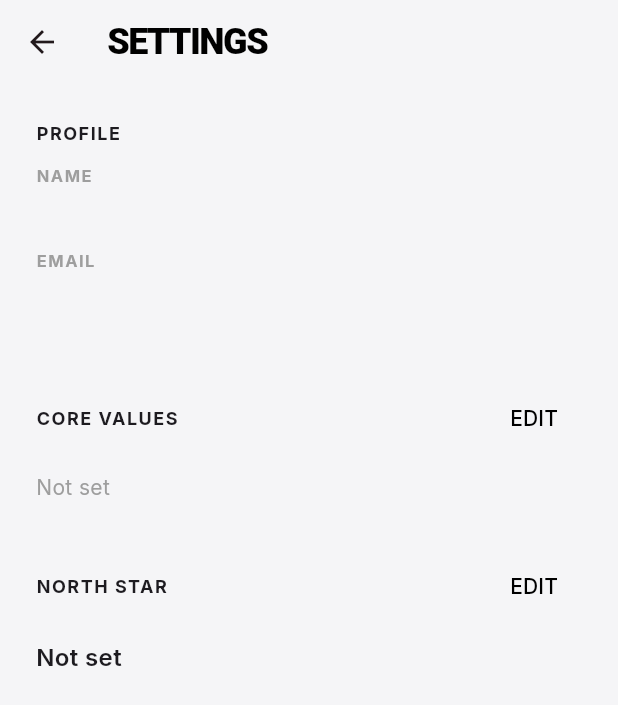
After one commit to mcho868/protocol, a Flutter app: the SettingsPage screen opened by its route, on a phone screen of 412 x 824 dp. The commit adds this screen. Shown: the top 705 px of the screen. Run offline on Flutter 3.47's test engine with Material 3 defaults, Android fonts, the phone set to English and light mode, and no system bars; our stand-ins replace connectivity_plus, flutter_dotenv, flutter_local_notifications, flutter_markdown, google_fonts, google_sign_in and 5 more; accounts and stored records are empty; generated files the repository leaves out were written again.

Commit message:
onboarding page, settings page, db save

```diff
--- /dev/null
+++ b/lib/core/services/sync_listener.dart
@@ -0,0 +1,24 @@
+import 'dart:async';
+import 'package:flutter/material.dart';
+import 'package:hooks_riverpod/hooks_riverpod.dart';
+import 'auth_service.dart';
+import 'sync_repository.dart';
+
+class SyncListener extends ConsumerWidget {
+  final Widget child;
+
+  const SyncListener({super.key, required this.child});
+
+  @override
+  Widget build(BuildContext context, WidgetRef ref) {
+    ref.listen(authStateProvider, (prev, next) {
+      final prevUserId = prev?.value?.session?.user.id;
+      final nextUserId = next.value?.session?.user.id;
+      if (nextUserId != null && nextUserId != prevUserId) {
+        unawaited(ref.read(syncRepositoryProvider).syncAll());
+      }
+    });
+
+    return child;
+  }
+}
--- /dev/null
+++ b/lib/features/settings/views/settings_page.dart
@@ -0,0 +1,90 @@
+import 'package:flutter/material.dart';
+import 'package:hooks_riverpod/hooks_riverpod.dart';
+import 'package:supabase_flutter/supabase_flutter.dart';
+import '../../onboarding/views/onboarding_page.dart';
+import '../providers/settings_provider.dart';
+import '../widgets/settings_item.dart';
+import '../widgets/settings_section.dart';
+import '../widgets/settings_value_list.dart';
+
+class SettingsPage extends ConsumerWidget {
+  const SettingsPage({super.key});
+
+  @override
+  Widget build(BuildContext context, WidgetRef ref) {
+    final settingsAsync = ref.watch(settingsControllerProvider);
+    final user = Supabase.instance.client.auth.currentUser;
+    final name = _displayName(user);
+    final email = user?.email ?? 'Unknown';
+
+    return Scaffold(
+      appBar: AppBar(
+        title: const Text('SETTINGS'),
+      ),
+      body: settingsAsync.when(
+        data: (contextData) {
+          final coreValues = contextData?.coreValues ?? [];
+          final northStar = contextData?.northStarMetric ?? 'Not set';
+
+          return ListView(
+            padding: const EdgeInsets.all(24),
+            children: [
+              SettingsSection(
+                title: 'PROFILE',
+                child: Column(
+                  crossAxisAlignment: CrossAxisAlignment.start,
+                  children: [
+                    SettingsItem(label: 'Name', value: name),
+                    SettingsItem(label: 'Email', value: email),
+                  ],
+                ),
+              ),
+              const SizedBox(height: 32),
+              SettingsSection(
+                title: 'CORE VALUES',
+                actionText: 'EDIT',
+                onAction: () => _editContext(context, coreValues, northStar),
+                child: SettingsValueList(values: coreValues),
+              ),
+              const SizedBox(height: 32),
+              SettingsSection(
+                title: 'NORTH STAR',
+                actionText: 'EDIT',
+                onAction: () => _editContext(context, coreValues, northStar),
+                child: Text(
+                  northStar,
+                  style: const TextStyle(fontSize: 16, fontWeight: FontWeight.w600),
+                ),
+              ),
+            ],
+          );
+        },
+        loading: () => const Center(child: CircularProgressIndicator()),
+        error: (err, stack) => Center(child: Text('Error: $err')),
+      ),
+    );
+  }
+
+  String _displayName(User? user) {
+    final metadata = user?.userMetadata ?? {};
+    final name = metadata['full_name'] ?? metadata['name'];
+    if (name is String && name.trim().isNotEmpty) return name.trim();
+    return user?.email ?? 'User';
+  }
+
+  void _editContext(
+    BuildContext context,
+    List<String> coreValues,
+    String northStar,
+  ) {
+    Navigator.of(context).push(
+      MaterialPageRoute(
+        builder: (_) => OnboardingPage(
+          prefillCoreValues: coreValues,
+          prefillNorthStarMetric: northStar == 'Not set' ? null : northStar,
+          popOnComplete: true,
+        ),
+      ),
+    );
+  }
+}
--- /dev/null
+++ b/lib/features/settings/widgets/settings_item.dart
@@ -0,0 +1,38 @@
+import 'package:flutter/material.dart';
+
+class SettingsItem extends StatelessWidget {
+  final String label;
+  final String value;
+
+  const SettingsItem({
+    super.key,
+    required this.label,
+    required this.value,
+  });
+
+  @override
+  Widget build(BuildContext context) {
+    return Padding(
+      padding: const EdgeInsets.only(bottom: 12),
+      child: Column(
+        crossAxisAlignment: CrossAxisAlignment.start,
+        children: [
+          Text(
+            label.toUpperCase(),
+            style: const TextStyle(
+              fontSize: 11,
+              fontWeight: FontWeight.bold,
+              letterSpacing: 1,
+              color: Colors.grey,
+            ),
+          ),
+          const SizedBox(height: 6),
+          Text(
+            value,
+            style: const TextStyle(fontSize: 16, fontWeight: FontWeight.w600),
+          ),
+        ],
+      ),
+    );
+  }
+}
--- /dev/null
+++ b/lib/features/settings/widgets/settings_section.dart
@@ -0,0 +1,45 @@
+import 'package:flutter/material.dart';
+
+class SettingsSection extends StatelessWidget {
+  final String title;
+  final String? actionText;
+  final VoidCallback? onAction;
+  final Widget child;
+
+  const SettingsSection({
+    super.key,
+    required this.title,
+    required this.child,
+    this.actionText,
+    this.onAction,
+  });
+
+  @override
+  Widget build(BuildContext context) {
+    return Column(
+      crossAxisAlignment: CrossAxisAlignment.start,
+      children: [
+        Row(
+          mainAxisAlignment: MainAxisAlignment.spaceBetween,
+          children: [
+            Text(
+              title,
+              style: const TextStyle(
+                fontSize: 12,
+                fontWeight: FontWeight.bold,
+                letterSpacing: 1,
+              ),
+            ),
+            if (actionText != null && onAction != null)
+              TextButton(
+                onPressed: onAction,
+                child: Text(actionText!, style: const TextStyle(color: Colors.black)),
+              ),
+          ],
+        ),
+        const SizedBox(height: 12),
+        child,
+      ],
+    );
+  }
+}
--- /dev/null
+++ b/lib/features/settings/widgets/settings_value_list.dart
@@ -0,0 +1,46 @@
+import 'package:flutter/material.dart';
+
+class SettingsValueList extends StatelessWidget {
+  final List<String> values;
+  final String emptyLabel;
+
+  const SettingsValueList({
+    super.key,
+    required this.values,
+    this.emptyLabel = 'Not set',
+  });
+
+  @override
+  Widget build(BuildContext context) {
+    if (values.isEmpty) {
+      return Text(
+        emptyLabel,
+        style: const TextStyle(fontSize: 14, color: Colors.grey),
+      );
+    }
+
+    return Wrap(
+      spacing: 8,
+      runSpacing: 8,
+      children: values
+          .map(
+            (value) => Container(
+              padding: const EdgeInsets.symmetric(horizontal: 12, vertical: 8),
+              decoration: BoxDecoration(
+                color: Colors.white,
+                border: Border.all(color: Colors.black, width: 1),
+              ),
+              child: Text(
+                value,
+                style: const TextStyle(
+                  fontSize: 12,
+                  fontWeight: FontWeight.bold,
+                  letterSpacing: 0.5,
+                ),
+              ),
+            ),
+          )
+          .toList(),
+    );
+  }
+}
--- a/lib/main.dart
+++ b/lib/main.dart
@@ -6,10 +6,12 @@ import 'package:supabase_flutter/supabase_flutter.dart';
 import 'core/database/database_provider.dart';
 import 'core/services/notification_service.dart';
 import 'core/services/auth_service.dart';
+import 'core/services/sync_listener.dart';
 import 'features/session/views/dashboard_page.dart';
 import 'features/onboarding/views/onboarding_page.dart';
 import 'features/auth/views/login_page.dart';
 import 'features/settings/providers/settings_provider.dart';
+import 'features/settings/views/settings_page.dart';
 
 void main() async {
   WidgetsFlutterBinding.ensureInitialized();
@@ -61,7 +63,8 @@ class ProtocolApp extends ConsumerWidget {
     final authStateAsync = ref.watch(authStateProvider);
     final settingsAsync = ref.watch(settingsControllerProvider);
 
-    return MaterialApp(
+    return SyncListener(
+      child: MaterialApp(
         title: 'Protocol',
         debugShowCheckedModeBanner: false,
         theme: ThemeData(
@@ -126,7 +129,9 @@ class ProtocolApp extends ConsumerWidget {
         ),
         routes: {
           '/dashboard': (context) => const DashboardPage(),
+          '/settings': (context) => const SettingsPage(),
         },
+      ),
     );
   }
 }
```
Also changed, not shown: lib/features/onboarding/onboarding_presets.dart (added, +49 -0 lines), lib/features/onboarding/views/core_values_step.dart (+3 -28 lines), lib/features/onboarding/views/north_star_step.dart (+3 -26 lines), lib/features/onboarding/views/onboarding_page.dart (+103 -5 lines), lib/features/session/views/dashboard_page.dart (+9 -9 lines), 1 other file. Lines whose indentation alone changed are shown as unchanged.
